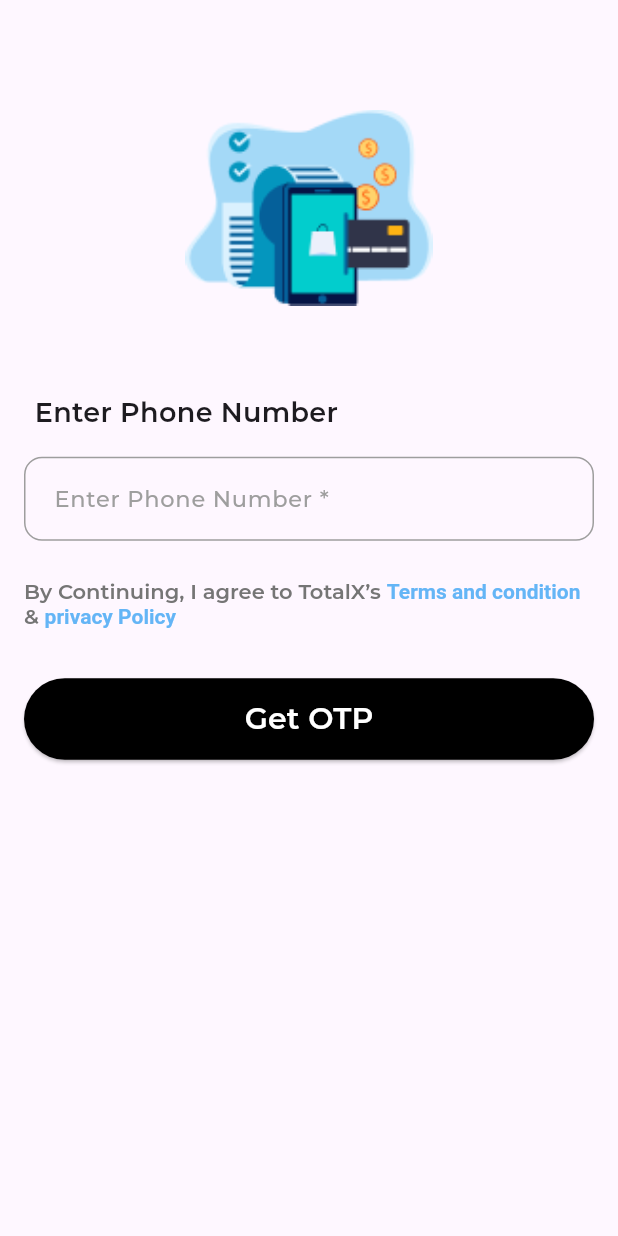
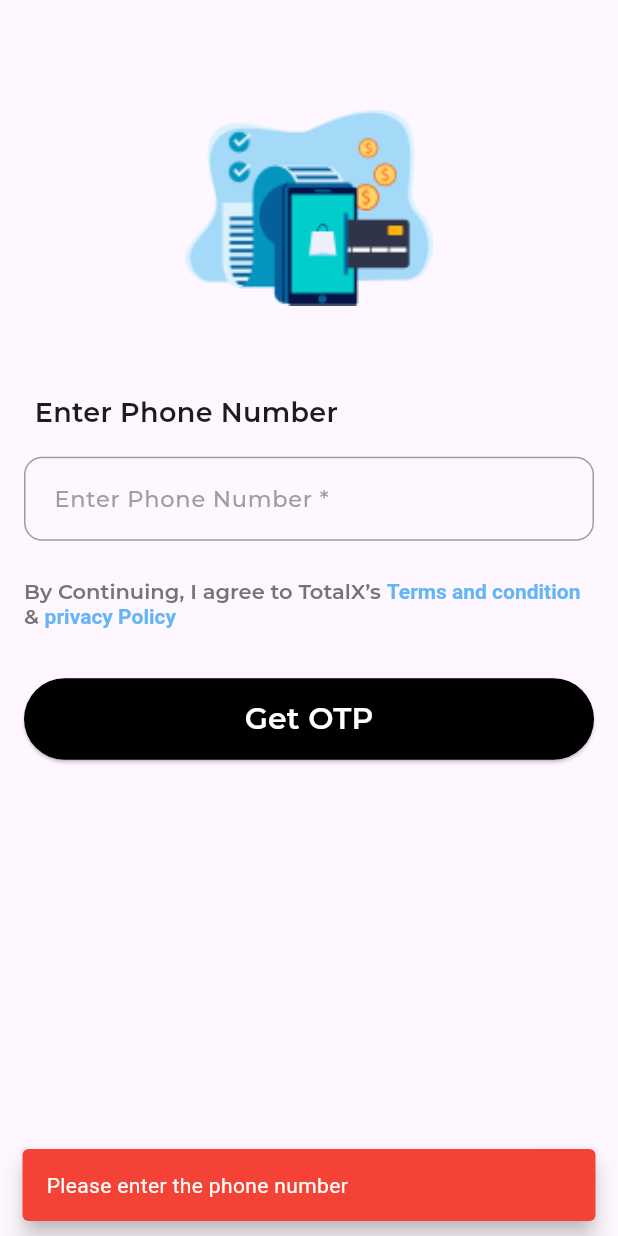
Before and after one commit to AfilAhamed/TotalX-Machine_Test, a Flutter app: the screen it shows after launch, after a tap on "Get OTP", on a phone screen of 412 x 824 dp. Run offline on Flutter 3.47's test engine with Material 3 defaults, Android fonts, the phone set to English and light mode, and no system bars; our stand-ins replace cloud_firestore, firebase_auth, firebase_core, firebase_storage, google_fonts, image_picker and 1 more; accounts and stored records are empty.

Commit message:
Task Fully Completed

```diff
--- /dev/null
+++ b/lib/helpers/snackbar.dart
@@ -0,0 +1,10 @@
+import 'package:flutter/material.dart';
+
+showSnackBar(context, msg, color) {
+  ScaffoldMessenger.of(context).showSnackBar(SnackBar(
+    behavior: SnackBarBehavior.floating,
+    content: Text(msg, style: const TextStyle(color: Colors.white)),
+    backgroundColor: color,
+    duration: const Duration(seconds: 2),
+  ));
+}
--- a/lib/view/auth/login_screen.dart
+++ b/lib/view/auth/login_screen.dart
@@ -2,6 +2,7 @@ import 'package:flutter/material.dart';
 import 'package:google_fonts/google_fonts.dart';
 import 'package:provider/provider.dart';
 import 'package:todo_list_application/controller/auth_controller.dart';
+import 'package:todo_list_application/helpers/snackbar.dart';
 
 class LoginScreen extends StatelessWidget {
   const LoginScreen({super.key});
@@ -9,7 +10,6 @@ class LoginScreen extends StatelessWidget {
   @override
   Widget build(BuildContext context) {
     final mq = MediaQuery.of(context).size;
-    //final formKey = GlobalKey<FormState>();
 
     return GestureDetector(
       onTap: () => FocusScope.of(context).unfocus(),
@@ -124,9 +124,24 @@ class LoginScreen extends StatelessWidget {
                                 backgroundColor:
                                     MaterialStatePropertyAll(Colors.black)),
                             onPressed: () {
-                              // if (formKey.currentState!.validate()) {
-                              authProvider.loginWithPhoneNumber(context);
-                              // }
+                              if (authProvider
+                                  .numberController.text.length==10) {
+                                authProvider.loginWithPhoneNumber(context);
+                              } else if (authProvider
+                                  .numberController.text.isEmpty) {
+                                showSnackBar(
+                                    context,
+                                    'Please enter the phone number',
+                                    Colors.red);
+                              } else if (authProvider
+                                      .numberController.text.length <10||authProvider
+                                      .numberController.text.length >10
+                                  ) {
+                               showSnackBar(
+                                    context,
+                                    'Please enter a 10 digit number',
+                                    Colors.red);
+                              }
                             },
                             child: Text(
                               'Get OTP',
```
Also changed, not shown: lib/view/auth/otp_screen.dart (+15 -5 lines), lib/view/home/widgets/add_user_dailog.dart (+9 -1 lines).
